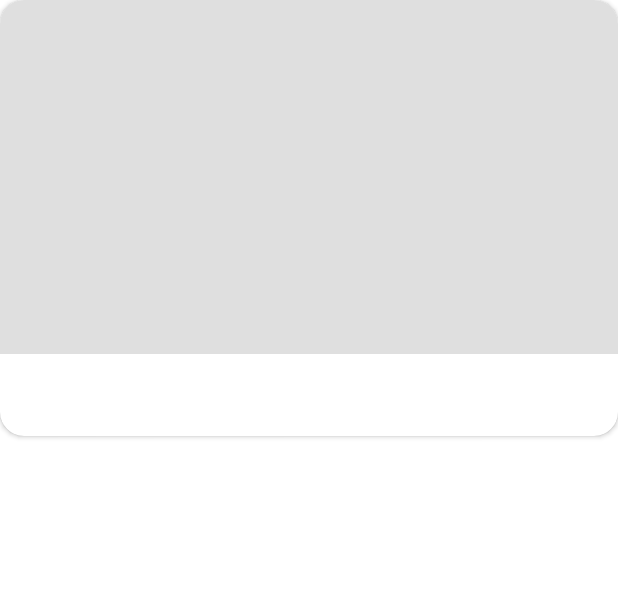
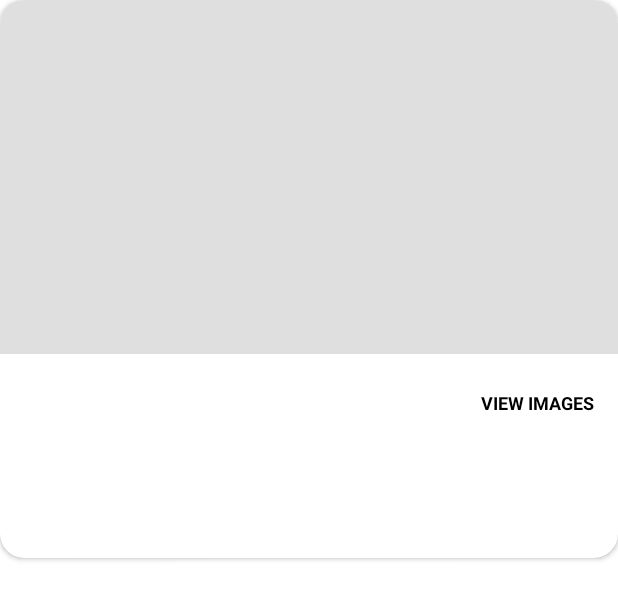
Before and after one commit to ckuether/JoshMarsRover, an Android app: the layout view_holder_rover.xml on its own in the app's theme, with its tools: preview values and no code run, on a phone screen of 412 x 824 dp. Shown: the top 600 px of the screen. Run offline under Robolectric (Android 15) with nearby library versions, the phone set to English and light mode, and no system bars.

```diff
--- a/app/src/main/res/layout/view_holder_rover.xml
+++ b/app/src/main/res/layout/view_holder_rover.xml
@@ -1,13 +1,13 @@
 <?xml version="1.0" encoding="utf-8"?>
 <androidx.cardview.widget.CardView xmlns:android="http://schemas.android.com/apk/res/android"
     xmlns:app="http://schemas.android.com/apk/res-auto"
+    android:id="@+id/container"
     android:layout_width="match_parent"
     android:layout_height="wrap_content"
     app:cardCornerRadius="@dimen/card_corner_radius">
 
     <LinearLayout
         android:orientation="vertical"
-        android:id="@+id/container"
         android:layout_width="match_parent"
         android:layout_height="wrap_content">
 
@@ -17,18 +17,76 @@
             android:layout_height="0dp"
             android:background="@color/image_background"/>
 
+        <LinearLayout
+            android:orientation="horizontal"
+            android:layout_width="match_parent"
+            android:layout_height="wrap_content"
+            android:weightSum="2"
+            android:padding="@dimen/spacing_large">
+
+            <LinearLayout
+                android:orientation="vertical"
+                android:layout_width="0dp"
+                android:layout_weight="1"
+                android:layout_height="wrap_content">
+
                 <androidx.appcompat.widget.AppCompatTextView
                     android:id="@+id/name_tv"
                     android:layout_width="match_parent"
                     android:layout_height="wrap_content"
                     android:textSize="@dimen/text_20"
-            android:textColor="@color/text_black"/>
+                    android:textColor="@color/text_black"
+                    android:textStyle="bold"
+                    android:paddingBottom="@dimen/spacing_small"/>
+
+                <androidx.appcompat.widget.AppCompatTextView
+                    android:id="@+id/launch_date_tv"
+                    android:layout_width="match_parent"
+                    android:layout_height="wrap_content"
+                    android:textSize="@dimen/text_12"
+                    android:textColor="@color/text_grey"
+                    android:paddingBottom="@dimen/spacing_tiny"/>
+
+                <androidx.appcompat.widget.AppCompatTextView
+                    android:id="@+id/landing_date_tv"
+                    android:layout_width="match_parent"
+                    android:layout_height="wrap_content"
+                    android:textSize="@dimen/text_12"
+                    android:textColor="@color/text_grey"
+                    android:paddingBottom="@dimen/spacing_tiny"/>
 
                 <androidx.appcompat.widget.AppCompatTextView
                     android:id="@+id/photo_count_tv"
                     android:layout_width="match_parent"
                     android:layout_height="wrap_content"
-            android:textSize="@dimen/text_20"
-            android:textColor="@color/text_black"/>
+                    android:textSize="@dimen/text_12"
+                    android:textColor="@color/text_grey"
+                    android:paddingBottom="@dimen/spacing_tiny"/>
+
+                <androidx.appcompat.widget.AppCompatTextView
+                    android:id="@+id/cameras_available_tv"
+                    android:layout_width="match_parent"
+                    android:layout_height="wrap_content"
+                    android:textSize="@dimen/text_12"
+                    android:textColor="@color/text_grey" />
+            </LinearLayout>
+
+            <RelativeLayout
+                android:layout_width="0dp"
+                android:layout_weight="1"
+                android:layout_height="wrap_content"
+                android:paddingTop="@dimen/spacing_medium">
+
+                <androidx.appcompat.widget.AppCompatTextView
+                    android:id="@+id/view_images_tv"
+                    android:layout_width="wrap_content"
+                    android:layout_height="wrap_content"
+                    android:text="VIEW IMAGES"
+                    android:textSize="@dimen/text_12"
+                    android:textColor="@color/text_black"
+                    android:textStyle="bold"
+                    android:layout_alignParentRight="true"/>
+            </RelativeLayout>
+        </LinearLayout>
     </LinearLayout>
 </androidx.cardview.widget.CardView>
--- a/app/src/main/res/values/colors.xml
+++ b/app/src/main/res/values/colors.xml
@@ -9,8 +9,10 @@
     <color name="off_white">#1A7D84B2</color>
     <color name="black">#FF000000</color>
     <color name="grey_fdf">#DFDFDF</color>
+    <color name="grey_755">#575755</color>
 
     <color name="image_background">@color/grey_fdf</color>
     <color name="text_black">@color/black</color>
+    <color name="text_grey">@color/grey_755</color>
     <color name="white">#FFFFFFFF</color>
 </resources>
--- a/app/src/main/res/values/dimens.xml
+++ b/app/src/main/res/values/dimens.xml
@@ -4,6 +4,8 @@
     <dimen name="text_28">28sp</dimen>
     <dimen name="text_32">32sp</dimen>
 
+    <dimen name="spacing_tiny">2dp</dimen>
+    <dimen name="spacing_small">4dp</dimen>
     <dimen name="spacing_medium">8dp</dimen>
     <dimen name="spacing_large">16dp</dimen>
 
```
Also changed, not shown: app/src/main/java/com/example/joshmarsrover/data/model/Rover.kt (+18 -0 lines), app/src/main/java/com/example/joshmarsrover/ui/common/Extensions.kt (added, +34 -0 lines), app/src/main/java/com/example/joshmarsrover/ui/rovers/RoversRVAdapter.kt (+5 -4 lines). Lines whose indentation alone changed are shown as unchanged.
